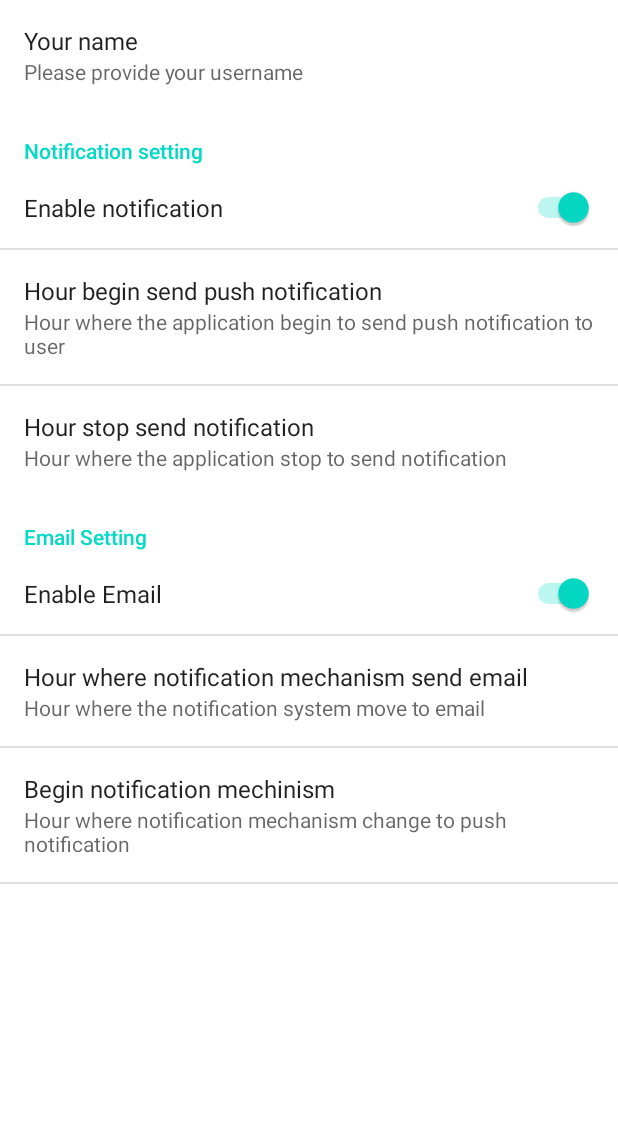
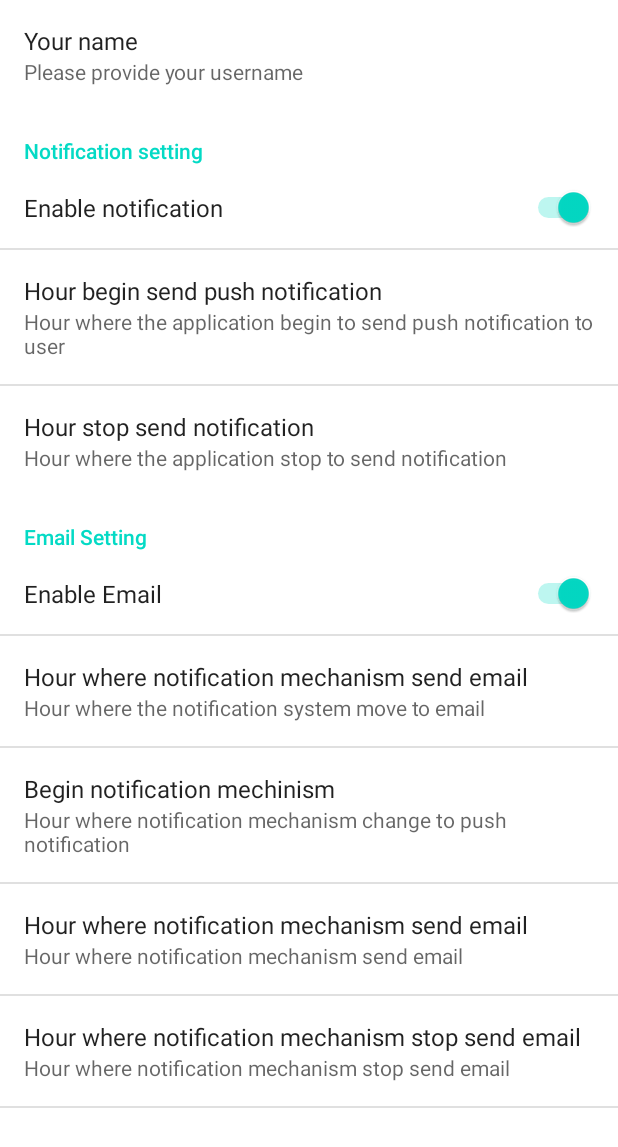
Before and after one commit to Knackie/android, an Android app: the Settings screen opened directly, with no data from a screen before it, on a phone screen of 412 x 824 dp. Shown: the top 1147 px of the screen. Run offline under Robolectric (Android 15) with nearby library versions, the phone set to English and light mode, and no system bars.

Commit message:
Add email when a movement is detected in the programming hour

```diff
--- a/app/src/main/java/com/example/projetamio/config/Parameters.java
+++ b/app/src/main/java/com/example/projetamio/config/Parameters.java
@@ -6,7 +6,7 @@ import java.util.ArrayList;
 import java.util.Calendar;
 
 public class Parameters {
-    public static final String URLData =  "http://192.168.1.4/android/index.json" /*"http://iotlab.telecomnancy.eu:8080/iotlab/rest/data/1/temperature-light2/last"*/;
+    public static final String URLData =  "http://iotlab.telecomnancy.eu:8080/iotlab/rest/data/1/temperature-light2/last";
     public static final String PrefName = "iotlabDreyerMillardet";
     public static final String DefaultEmail = "jzkaejlka@cnxjkcsnjcks.com";
     public static final int[] Week = { Calendar.MONDAY, Calendar.TUESDAY, Calendar.WEDNESDAY, Calendar.THURSDAY, Calendar.FRIDAY};
--- a/app/src/main/res/values/strings.xml
+++ b/app/src/main/res/values/strings.xml
@@ -45,4 +45,8 @@
     <string name="pp_title_enable_email">Enable Email</string>
     <string name="pp_notification_end_desc">Hour where the application stop to send notification</string>
     <string name="pp_notification_end">Hour stop send notification</string>
+    <string name="pp_email_begin_desc_weekend">Hour where notification mechanism send email</string>
+    <string name="pp_email_begin_weekend">Hour where notification mechanism send email</string>
+    <string name="pp_email_end_desc_weekend">Hour where notification mechanism stop send email</string>
+    <string name="pp_email_end_weekend">Hour where notification mechanism stop send email</string>
 </resources>
--- a/app/src/main/res/xml/preferences.xml
+++ b/app/src/main/res/xml/preferences.xml
@@ -45,5 +45,20 @@
             android:key="hour_end_email"
             android:summary="@string/pp_email_end_desc"
             android:title="@string/pp_email_end" />
+
+        <EditTextPreference
+            android:layout_width="wrap_content"
+            android:layout_height="wrap_content"
+            android:key="hour_begin_email_weekend"
+            android:summary="@string/pp_email_begin_desc_weekend"
+            android:defaultValue="19:00"
+            android:title="@string/pp_email_begin_weekend" />
+        <EditTextPreference
+            android:layout_width="wrap_content"
+            android:layout_height="wrap_content"
+            android:defaultValue="23:00"
+            android:key="hour_end_email_weekend"
+            android:summary="@string/pp_email_end_desc_weekend"
+            android:title="@string/pp_email_end_weekend" />
     </PreferenceCategory>
 </PreferenceScreen>
```
Also changed, not shown: app/src/main/java/com/example/projetamio/services/DatareceiverFromServerService.java (+48 -1 lines), 1 other file.
